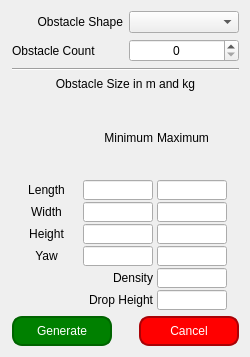
This is src/tools/obstacletool.ui in mjroman/roverSim as Qt 5 draws it before an edit. The edited form follows.
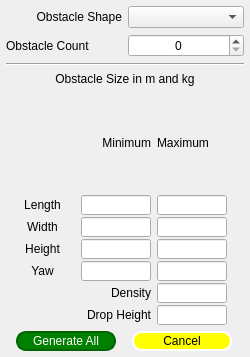
This is the edited form.

Diff of the .ui file:
```diff
--- a/src/tools/obstacletool.ui
+++ b/src/tools/obstacletool.ui
@@ -38,8 +38,8 @@
    <property name="spacing">
     <number>-1</number>
    </property>
-   <property name="leftMargin">
-    <number>12</number>
+   <property name="margin">
+    <number>6</number>
    </property>
    <item>
     <layout class="QGridLayout" name="gridLayout">
@@ -451,13 +451,13 @@
        <property name="minimumSize">
         <size>
          <width>100</width>
-         <height>30</height>
+         <height>20</height>
         </size>
        </property>
        <property name="maximumSize">
         <size>
          <width>100</width>
-         <height>30</height>
+         <height>20</height>
         </size>
        </property>
        <property name="styleSheet">
@@ -474,42 +474,29 @@
 }</string>
        </property>
        <property name="text">
-        <string>Generate</string>
+        <string>Generate All</string>
        </property>
       </widget>
      </item>
-     <item>
-      <spacer name="horizontalSpacer">
-       <property name="orientation">
-        <enum>Qt::Horizontal</enum>
-       </property>
-       <property name="sizeHint" stdset="0">
-        <size>
-         <width>40</width>
-         <height>20</height>
-        </size>
-       </property>
-      </spacer>
-     </item>
      <item>
       <widget class="QPushButton" name="ButtonCancel">
        <property name="minimumSize">
         <size>
          <width>100</width>
-         <height>30</height>
+         <height>20</height>
         </size>
        </property>
        <property name="maximumSize">
         <size>
          <width>100</width>
-         <height>30</height>
+         <height>20</height>
         </size>
        </property>
        <property name="styleSheet">
         <string notr="true">QPushButton{
-background:rgb(255, 0, 0); 
-color:white; 
-border:2px solid rgb(169, 2, 6); 
+background:yellow; 
+color:black; 
+border:2px solid white; 
 border-radius:10px;
 }
 
```
Left out of the diff: 8 changed lines with no effect on the pictures.
